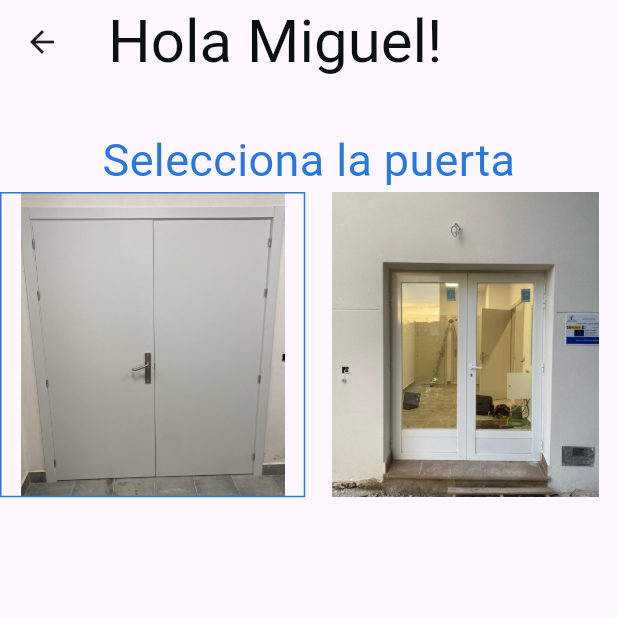
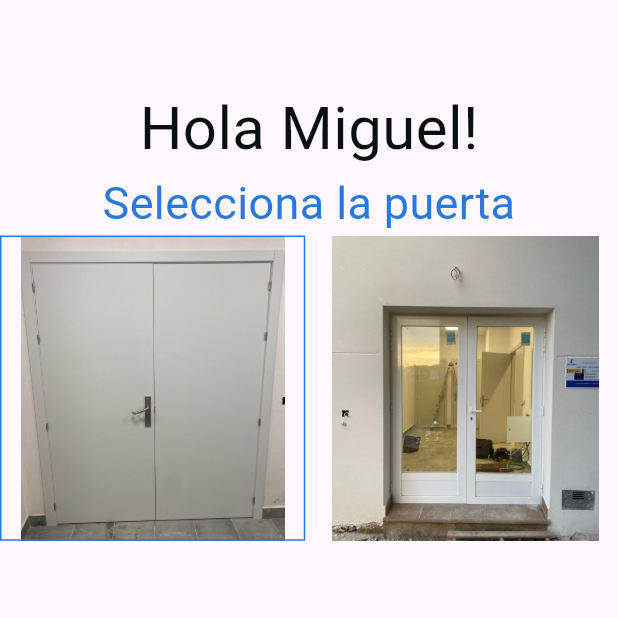
Before and after one commit to modularbox/safey, a Flutter app: the PuertasPage screen opened by its route, on a phone screen of 412 x 824 dp, the top half of it. Run offline on Flutter 3.47's test engine with Material 3 defaults, Android fonts, the phone set to English and light mode, and no system bars; our stand-ins replace auto_size_text, dropdown_button2, flutter_animate, font_awesome_flutter, from_css_color, get and 6 more; missing offline and left inert: json_path; accounts and stored records are empty; Roboto replaces fonts that are missing (Readex Pro); project files that could hold a hidden picture were left out.

Commit message:
Version aGREGI LINUX AUDIO10

```diff
--- a/lib/app/ui/pages/puertas_page/puertas_p.dart
+++ b/lib/app/ui/pages/puertas_page/puertas_p.dart
@@ -13,12 +13,6 @@ class PuertasPage extends GetView<PuertasController> {
   @override
   Widget build(BuildContext context) {
     return Scaffold(
-      appBar: AppBar(
-        title: Text(
-          'Hola Miguel!',
-          style: LightModeTheme().bodyLarge.copyWith(fontSize: 40),
-        ),
-      ),
       body: SafeArea(
         child: Center(
             child: SizedBox(
@@ -28,6 +22,11 @@ class PuertasPage extends GetView<PuertasController> {
                   child: Column(
                     mainAxisAlignment: MainAxisAlignment.center,
                     children: [
+                      Text(
+                        'Hola Miguel!',
+                        style:
+                            LightModeTheme().bodyLarge.copyWith(fontSize: 40),
+                      ),
                       Text(
                         'Selecciona la puerta',
                         style: LightModeTheme().bodyLarge.copyWith(
```
Also changed, not shown: 1 other file.
